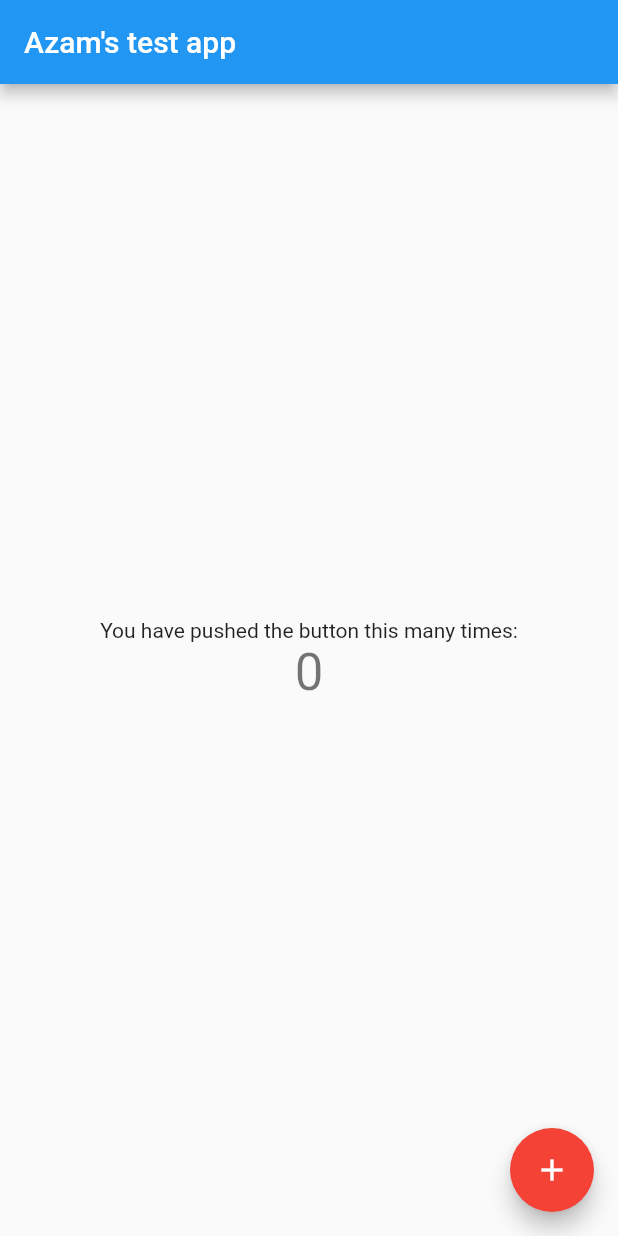
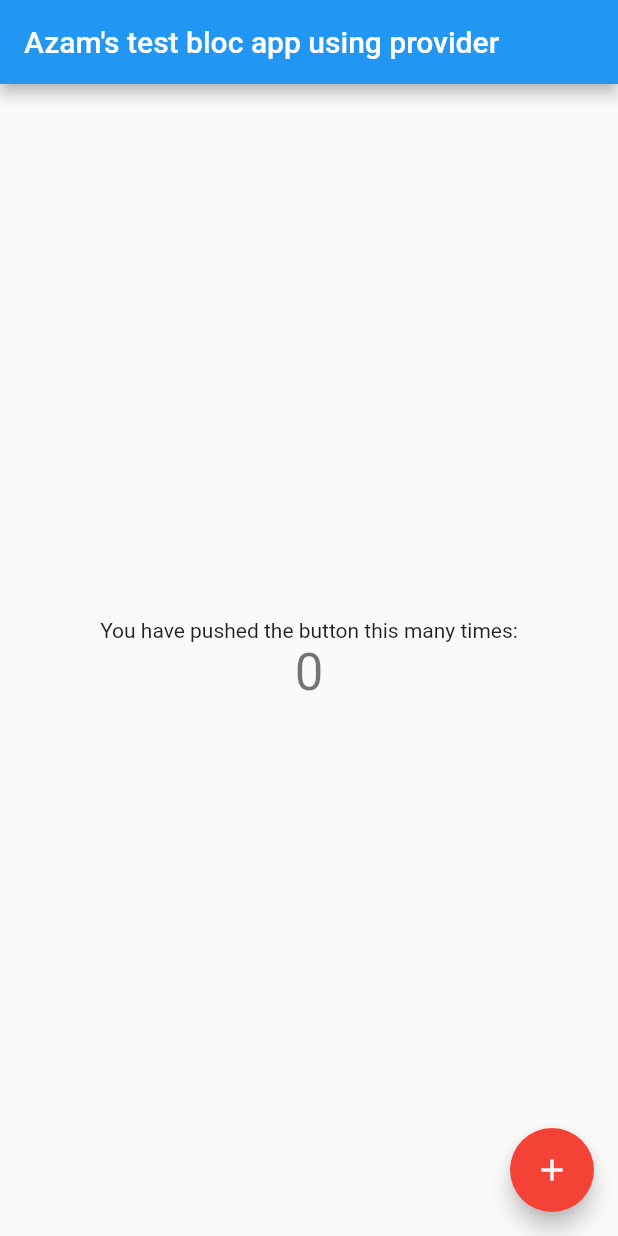
Before and after one commit to Tameflame/blocpractice1, a Flutter app: the screen it shows after launch, on a phone screen of 412 x 824 dp. Run offline on Flutter 3.47's test engine with Material 2 defaults, Android fonts, the phone set to English and light mode, and no system bars.

Commit message:
changed name agai

```diff
--- a/lib/main.dart
+++ b/lib/main.dart
@@ -10,7 +10,7 @@ class MyApp extends StatelessWidget {
       theme: ThemeData(
         primarySwatch: Colors.blue,
       ),
-      home: MyHomePage(appname: "Azam's test app"),
+      home: MyHomePage(appname: "Azam's test bloc app using provider"),
     );
   }
 }
```
